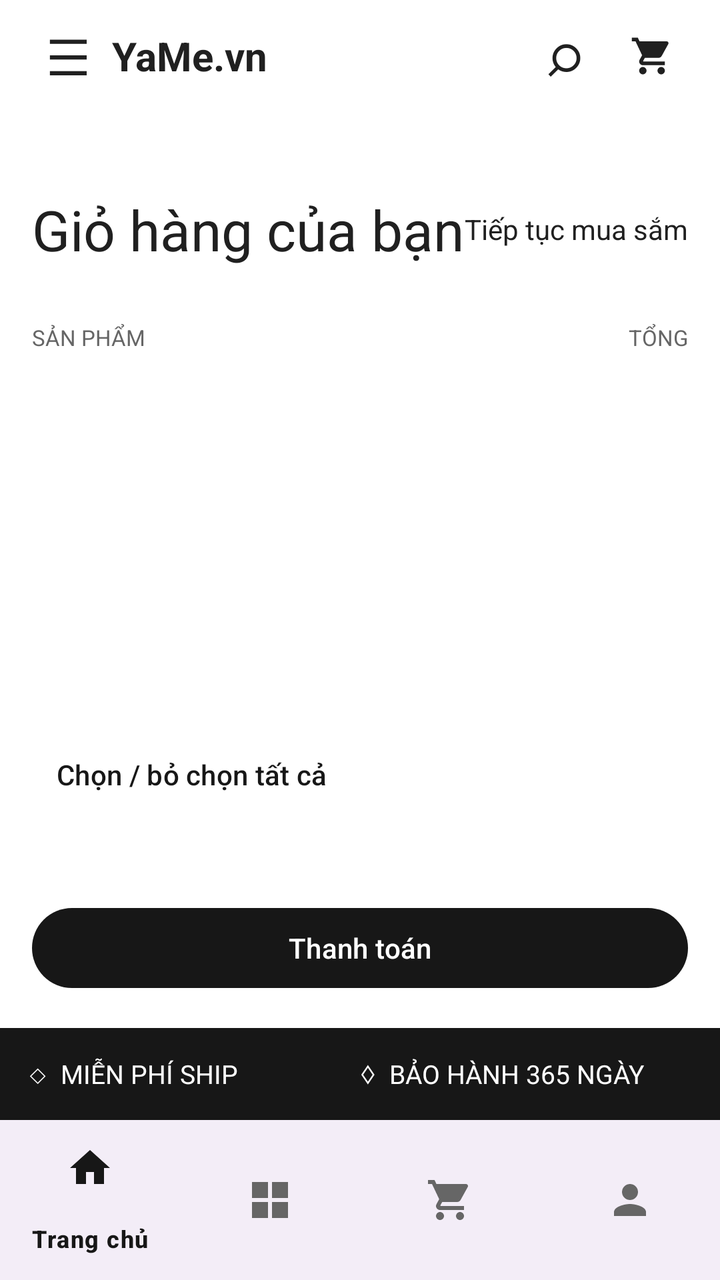
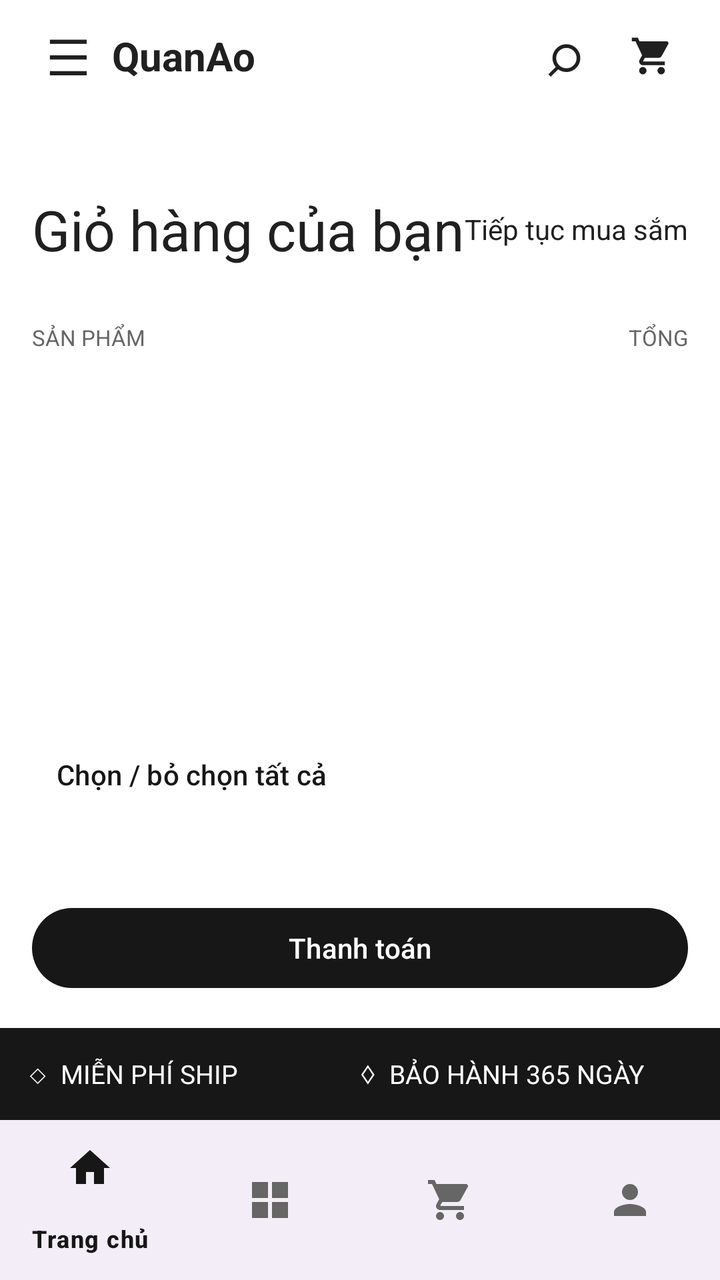

The first picture is an Android layout as it rendered before a commit; the second is the same layout after the commit. The layout source and the unified diff follow.
<!-- AndroidManifest.xml: application theme Theme.LoginPage -->
<!-- res/layout/activity_cart.xml -->
<?xml version="1.0" encoding="utf-8"?>
<LinearLayout xmlns:android="http://schemas.android.com/apk/res/android"
 xmlns:app="http://schemas.android.com/apk/res-auto"
 android:id="@+id/main" android:layout_width="match_parent"
 android:layout_height="match_parent" android:orientation="vertical"
 android:background="@color/white">
 <include layout="@layout/shop_header" />
 <LinearLayout android:layout_width="match_parent" android:layout_height="wrap_content"
  android:orientation="horizontal" android:gravity="center_vertical"
  android:padding="16dp" android:layout_marginTop="24dp">
  <TextView android:layout_width="0dp" android:layout_height="wrap_content"
   android:layout_weight="1" android:text="Giỏ hàng của bạn"
   android:textSize="28sp" android:textColor="@color/text_primary" />
  <TextView android:id="@+id/continueShopping" android:layout_width="wrap_content"
   android:layout_height="wrap_content" android:text="Tiếp tục mua sắm"
   android:textColor="@color/text_primary" />
 </LinearLayout>
 <LinearLayout android:layout_width="match_parent" android:layout_height="wrap_content"
  android:orientation="horizontal" android:paddingHorizontal="16dp"
  android:paddingVertical="12dp">
  <TextView android:layout_width="0dp" android:layout_height="wrap_content"
   android:layout_weight="1" android:text="SẢN PHẨM"
   android:textSize="11sp" android:textColor="@color/text_secondary" />
  <TextView android:layout_width="wrap_content" android:layout_height="wrap_content"
   android:text="TỔNG" android:textSize="11sp" android:textColor="@color/text_secondary" />
 </LinearLayout>
 <ListView android:id="@+id/lvCart" android:layout_width="match_parent"
  android:layout_height="0dp" android:layout_weight="1"
  android:paddingHorizontal="12dp" android:divider="@android:color/transparent"
  android:dividerHeight="8dp" />
 <TextView android:id="@+id/tvEmptyCart" android:layout_width="match_parent"
  android:layout_height="0dp" android:layout_weight="1" android:gravity="center"
  android:text="Giỏ hàng đang trống" android:visibility="gone" />
 <LinearLayout android:layout_width="match_parent" android:layout_height="wrap_content"
  android:orientation="vertical" android:padding="16dp">
  <com.google.android.material.button.MaterialButton android:id="@+id/btnSelectAll"
   style="@style/Widget.Material3.Button.TextButton"
   android:layout_width="wrap_content" android:layout_height="wrap_content"
   android:text="Chọn / bỏ chọn tất cả" />
  <TextView android:id="@+id/tvCartTotal" android:layout_width="match_parent"
   android:layout_height="wrap_content" android:gravity="end" android:textSize="17sp"
   android:textColor="@color/text_primary" />
  <com.google.android.material.button.MaterialButton android:id="@+id/btnCheckout"
   android:layout_width="match_parent" android:layout_height="wrap_content"
   android:layout_marginTop="16dp" android:text="Thanh toán" />
 </LinearLayout>
 <LinearLayout android:layout_width="match_parent" android:layout_height="wrap_content"
  android:orientation="horizontal" android:background="@color/black"
  android:padding="14dp">
  <TextView android:layout_width="0dp" android:layout_height="wrap_content"
   android:layout_weight="1" android:text="◇  MIỄN PHÍ SHIP"
   android:textColor="@color/white" android:textSize="13sp" />
  <TextView android:layout_width="0dp" android:layout_height="wrap_content"
   android:layout_weight="1" android:text="♢  BẢO HÀNH 365 NGÀY"
   android:textColor="@color/white" android:textSize="13sp" />
 </LinearLayout>
 <com.google.android.material.bottomnavigation.BottomNavigationView
  android:id="@+id/cartBottomNavigation" android:layout_width="match_parent"
  android:layout_height="wrap_content" app:menu="@menu/bottom_nav_menu"
  app:itemIconTint="@color/bottom_nav_color" app:itemTextColor="@color/bottom_nav_color" />
</LinearLayout>
<!-- res/layout/shop_header.xml (included above) -->
<?xml version="1.0" encoding="utf-8"?>
<LinearLayout xmlns:android="http://schemas.android.com/apk/res/android"
 xmlns:app="http://schemas.android.com/apk/res-auto"
 android:layout_width="match_parent" android:layout_height="56dp"
 android:orientation="horizontal" android:gravity="center_vertical"
 android:paddingHorizontal="12dp" android:background="@color/white">
 <TextView android:id="@+id/headerMenu" android:layout_width="44dp"
  android:layout_height="match_parent" android:gravity="center" android:text="☰"
  android:textSize="25sp" android:textColor="@color/text_primary"
  android:contentDescription="Mở menu" />
 <TextView android:id="@+id/headerBrand" android:layout_width="0dp" android:layout_height="wrap_content"
  android:layout_weight="1" android:text="YaMe.vn" android:textSize="20sp"
  android:textStyle="bold" android:textColor="@color/text_primary" />
 <TextView android:id="@+id/headerSearch" android:layout_width="44dp"
  android:layout_height="match_parent" android:gravity="center" android:text="⌕"
  android:textSize="30sp" android:textColor="@color/text_primary"
  android:contentDescription="Tìm kiếm" />
 <ImageView android:id="@+id/headerCart" android:layout_width="44dp"
  android:layout_height="44dp" android:padding="11dp" android:src="@drawable/ic_cart_white"
  app:tint="@color/text_primary" android:contentDescription="Giỏ hàng" />
</LinearLayout>
<!-- resources referenced by this layout -->
<resources>
  <color name="black">#FF171717</color>
  <color name="text_primary">#202020</color>
  <color name="text_secondary">#666666</color>
  <color name="white">#FFFFFFFF</color>
  <!-- drawable ic_cart_white (drawable) -->
  <?xml version="1.0" encoding="utf-8"?>
  <vector xmlns:android="http://schemas.android.com/apk/res/android"
      android:width="24dp"
      android:height="24dp"
      android:viewportWidth="24"
      android:viewportHeight="24">
      <path
          android:fillColor="@color/white"
          android:pathData="M7,18c-1.1,0 -1.99,0.9 -1.99,2S5.9,22 7,22s2,-0.9 2,-2 -0.9,-2 -2,-2zM1,2v2h2l3.6,7.59 -1.35,2.45c-0.16,0.28 -0.25,0.61 -0.25,0.96 0,1.1 0.9,2 2,2h12v-2H7.42c-0.14,0 -0.25,-0.11 -0.25,-0.25l0.03,-0.12 0.9,-1.63h7.45c0.75,0 1.41,-0.41 1.75,-1.03l3.58,-6.49c0.08,-0.14 0.12,-0.31 0.12,-0.48 0,-0.55 -0.45,-1 -1,-1H5.21l-0.94,-2H1zM17,18c-1.1,0 -1.99,0.9 -1.99,2s0.89,2 1.99,2 2,-0.9 2,-2 -0.9,-2 -2,-2z" />
  </vector>
  <style name="Theme.LoginPage" parent="Base.Theme.LoginPage" />
  <style name="Base.Theme.LoginPage" parent="Theme.Material3.DayNight.NoActionBar">
          <item name="colorPrimary">@color/shopee_orange</item>
          <item name="colorOnPrimary">@color/white</item>
          <item name="colorSurface">@color/white</item>
          <item name="colorOnSurface">@color/text_primary</item>
      </style>
  <color name="shopee_orange">#171717</color>
</resources>

<!-- the commit's change to res/layout/activity_cart.xml (unified diff, before → after) -->
@@ -1,83 +1,168 @@
 <?xml version="1.0" encoding="utf-8"?>
-<LinearLayout xmlns:android="http://schemas.android.com/apk/res/android"
- xmlns:app="http://schemas.android.com/apk/res-auto"
- android:id="@+id/main" android:layout_width="match_parent"
- android:layout_height="match_parent" android:orientation="vertical"
- android:background="@color/white">
- <include layout="@layout/shop_header" />
- <LinearLayout android:layout_width="match_parent" android:layout_height="wrap_content"
-  android:orientation="horizontal" android:gravity="center_vertical"
-  android:padding="16dp" android:layout_marginTop="24dp">
-  <TextView android:layout_width="0dp" android:layout_height="wrap_content"
-   android:layout_weight="1" android:text="Giỏ hàng của bạn"
-   android:textSize="28sp" android:textColor="@color/text_primary" />
-  <TextView android:id="@+id/continueShopping" android:layout_width="wrap_content"
-   android:layout_height="wrap_content" android:text="Tiếp tục mua sắm"
-   android:textColor="@color/text_primary" />
- </LinearLayout>
- <LinearLayout android:layout_width="match_parent" android:layout_height="wrap_content"
-  android:orientation="horizontal" android:paddingHorizontal="16dp"
-  android:paddingVertical="12dp">
-  <TextView android:layout_width="0dp" android:layout_height="wrap_content"
-   android:layout_weight="1" android:text="SẢN PHẨM"
-   android:textSize="11sp" android:textColor="@color/text_secondary" />
-  <TextView android:layout_width="wrap_content" android:layout_height="wrap_content"
-   android:text="TỔNG" android:textSize="11sp" android:textColor="@color/text_secondary" />
- </LinearLayout>
- <ListView android:id="@+id/lvCart" android:layout_width="match_parent"
-  android:layout_height="0dp" android:layout_weight="1"
-  android:paddingHorizontal="12dp" android:divider="@android:color/transparent"
-  android:dividerHeight="8dp" />
- <TextView android:id="@+id/tvEmptyCart" android:layout_width="match_parent"
-  android:layout_height="0dp" android:layout_weight="1" android:gravity="center"
-  android:text="Giỏ hàng đang trống" android:visibility="gone" />
- <LinearLayout android:layout_width="match_parent" android:layout_height="wrap_content"
-  android:orientation="vertical" android:padding="16dp">
-  <com.google.android.material.button.MaterialButton android:id="@+id/btnSelectAll"
-   style="@style/Widget.Material3.Button.TextButton"
-   android:layout_width="wrap_content" android:layout_height="wrap_content"
-   android:text="Chọn / bỏ chọn tất cả" />
-  <TextView android:id="@+id/tvCartTotal" android:layout_width="match_parent"
-   android:layout_height="wrap_content" android:gravity="end" android:textSize="17sp"
-   android:textColor="@color/text_primary" />
-  <com.google.android.material.button.MaterialButton android:id="@+id/btnCheckout"
-   android:layout_width="match_parent" android:layout_height="wrap_content"
-   android:layout_marginTop="16dp" android:text="Thanh toán" />
- </LinearLayout>
- <LinearLayout android:layout_width="match_parent" android:layout_height="wrap_content"
-  android:orientation="horizontal" android:background="@color/black"
-  android:padding="14dp">
-  <TextView android:layout_width="0dp" android:layout_height="wrap_content"
-   android:layout_weight="1" android:text="◇  MIỄN PHÍ SHIP"
-   android:textColor="@color/white" android:textSize="13sp" />
-  <TextView android:layout_width="0dp" android:layout_height="wrap_content"
-   android:layout_weight="1" android:text="♢  BẢO HÀNH 365 NGÀY"
-   android:textColor="@color/white" android:textSize="13sp" />
- </LinearLayout>
- <com.google.android.material.bottomnavigation.BottomNavigationView
-  android:id="@+id/cartBottomNavigation" android:layout_width="match_parent"
-  android:layout_height="wrap_content" app:menu="@menu/bottom_nav_menu"
-  app:itemIconTint="@color/bottom_nav_color" app:itemTextColor="@color/bottom_nav_color" />
+<LinearLayout
+    xmlns:android="http://schemas.android.com/apk/res/android"
+    xmlns:app="http://schemas.android.com/apk/res-auto"
+    android:id="@+id/main"
+    android:layout_width="match_parent"
+    android:layout_height="match_parent"
+    android:orientation="vertical"
+    android:background="@color/white">
+    <include layout="@layout/shop_header" />
+    <LinearLayout
+        android:layout_width="match_parent"
+        android:layout_height="wrap_content"
+        android:orientation="horizontal"
+        android:gravity="center_vertical"
+        android:padding="16dp"
+        android:layout_marginTop="24dp">
+        <TextView
+            android:layout_width="0dp"
+            android:layout_height="wrap_content"
+            android:layout_weight="1"
+            android:text="Giỏ hàng của bạn"
+            android:textSize="28sp"
+            android:textColor="@color/text_primary" />
+        <TextView
+            android:id="@+id/continueShopping"
+            android:layout_width="wrap_content"
+            android:layout_height="wrap_content"
+            android:text="Tiếp tục mua sắm"
+            android:textColor="@color/text_primary" />
+    </LinearLayout>
+    <LinearLayout
+        android:layout_width="match_parent"
+        android:layout_height="wrap_content"
+        android:orientation="horizontal"
+        android:paddingHorizontal="16dp"
+        android:paddingVertical="12dp">
+        <TextView
+            android:layout_width="0dp"
+            android:layout_height="wrap_content"
+            android:layout_weight="1"
+            android:text="SẢN PHẨM"
+            android:textSize="11sp"
+            android:textColor="@color/text_secondary" />
+        <TextView
+            android:layout_width="wrap_content"
+            android:layout_height="wrap_content"
+            android:text="TỔNG"
+            android:textSize="11sp"
+            android:textColor="@color/text_secondary" />
+    </LinearLayout>
+    <ListView
+        android:id="@+id/lvCart"
+        android:layout_width="match_parent"
+        android:layout_height="0dp"
+        android:layout_weight="1"
+        android:paddingHorizontal="12dp"
+        android:divider="@android:color/transparent"
+        android:dividerHeight="8dp" />
+    <TextView
+        android:id="@+id/tvEmptyCart"
+        android:layout_width="match_parent"
+        android:layout_height="0dp"
+        android:layout_weight="1"
+        android:gravity="center"
+        android:text="Giỏ hàng đang trống"
+        android:visibility="gone" />
+    <LinearLayout
+        android:layout_width="match_parent"
+        android:layout_height="wrap_content"
+        android:orientation="vertical"
+        android:padding="16dp">
+        <com.google.android.material.button.MaterialButton
+            android:id="@+id/btnSelectAll"
+            style="@style/Widget.Material3.Button.TextButton"
+            android:layout_width="wrap_content"
+            android:layout_height="wrap_content"
+            android:text="Chọn / bỏ chọn tất cả" />
+        <TextView
+            android:id="@+id/tvCartTotal"
+            android:layout_width="match_parent"
+            android:layout_height="wrap_content"
+            android:gravity="end"
+            android:textSize="17sp"
+            android:textColor="@color/text_primary" />
+        <com.google.android.material.button.MaterialButton
+            android:id="@+id/btnCheckout"
+            android:layout_width="match_parent"
+            android:layout_height="wrap_content"
+            android:layout_marginTop="16dp"
+            android:text="Thanh toán" />
+    </LinearLayout>
+    <LinearLayout
+        android:layout_width="match_parent"
+        android:layout_height="wrap_content"
+        android:orientation="horizontal"
+        android:background="@color/black"
+        android:padding="14dp">
+        <TextView
+            android:layout_width="0dp"
+            android:layout_height="wrap_content"
+            android:layout_weight="1"
+            android:text="◇  MIỄN PHÍ SHIP"
+            android:textColor="@color/white"
+            android:textSize="13sp" />
+        <TextView
+            android:layout_width="0dp"
+            android:layout_height="wrap_content"
+            android:layout_weight="1"
+            android:text="♢  BẢO HÀNH 365 NGÀY"
+            android:textColor="@color/white"
+            android:textSize="13sp" />
+    </LinearLayout>
+    <com.google.android.material.bottomnavigation.BottomNavigationView
+        android:id="@+id/cartBottomNavigation"
+        android:layout_width="match_parent"
+        android:layout_height="wrap_content"
+        app:menu="@menu/bottom_nav_menu"
+        app:itemIconTint="@color/bottom_nav_color"
+        app:itemTextColor="@color/bottom_nav_color" />
 </LinearLayout>
 <!-- res/layout/shop_header.xml (included above) -->
 <?xml version="1.0" encoding="utf-8"?>
-<LinearLayout xmlns:android="http://schemas.android.com/apk/res/android"
- xmlns:app="http://schemas.android.com/apk/res-auto"
- android:layout_width="match_parent" android:layout_height="56dp"
- android:orientation="horizontal" android:gravity="center_vertical"
- android:paddingHorizontal="12dp" android:background="@color/white">
- <TextView android:id="@+id/headerMenu" android:layout_width="44dp"
-  android:layout_height="match_parent" android:gravity="center" android:text="☰"
-  android:textSize="25sp" android:textColor="@color/text_primary"
-  android:contentDescription="Mở menu" />
- <TextView android:id="@+id/headerBrand" android:layout_width="0dp" android:layout_height="wrap_content"
-  android:layout_weight="1" android:text="YaMe.vn" android:textSize="20sp"
-  android:textStyle="bold" android:textColor="@color/text_primary" />
- <TextView android:id="@+id/headerSearch" android:layout_width="44dp"
-  android:layout_height="match_parent" android:gravity="center" android:text="⌕"
-  android:textSize="30sp" android:textColor="@color/text_primary"
-  android:contentDescription="Tìm kiếm" />
- <ImageView android:id="@+id/headerCart" android:layout_width="44dp"
-  android:layout_height="44dp" android:padding="11dp" android:src="@drawable/ic_cart_white"
-  app:tint="@color/text_primary" android:contentDescription="Giỏ hàng" />
+<LinearLayout
+    xmlns:android="http://schemas.android.com/apk/res/android"
+    xmlns:app="http://schemas.android.com/apk/res-auto"
+    android:layout_width="match_parent"
+    android:layout_height="56dp"
+    android:orientation="horizontal"
+    android:gravity="center_vertical"
+    android:paddingHorizontal="12dp"
+    android:background="@color/white">
+    <TextView
+        android:id="@+id/headerMenu"
+        android:layout_width="44dp"
+        android:layout_height="match_parent"
+        android:gravity="center"
+        android:text="☰"
+        android:textSize="25sp"
+        android:textColor="@color/text_primary"
+        android:contentDescription="Mở menu" />
+    <TextView
+        android:id="@+id/headerBrand"
+        android:layout_width="0dp"
+        android:layout_height="wrap_content"
+        android:layout_weight="1"
+        android:text="@string/app_name"
+        android:textSize="20sp"
+        android:textStyle="bold"
+        android:textColor="@color/text_primary" />
+    <TextView
+        android:id="@+id/headerSearch"
+        android:layout_width="44dp"
+        android:layout_height="match_parent"
+        android:gravity="center"
+        android:text="⌕"
+        android:textSize="30sp"
+        android:textColor="@color/text_primary"
+        android:contentDescription="Tìm kiếm" />
+    <ImageView
+        android:id="@+id/headerCart"
+        android:layout_width="44dp"
+        android:layout_height="44dp"
+        android:padding="11dp"
+        android:src="@drawable/ic_cart_white"
+        app:tint="@color/text_primary"
+        android:contentDescription="Giỏ hàng" />
 </LinearLayout>
<!-- resource entries referenced after the edit -->
@@ -15,6 +15,7 @@
           android:fillColor="@color/white"
           android:pathData="M7,18c-1.1,0 -1.99,0.9 -1.99,2S5.9,22 7,22s2,-0.9 2,-2 -0.9,-2 -2,-2zM1,2v2h2l3.6,7.59 -1.35,2.45c-0.16,0.28 -0.25,0.61 -0.25,0.96 0,1.1 0.9,2 2,2h12v-2H7.42c-0.14,0 -0.25,-0.11 -0.25,-0.25l0.03,-0.12 0.9,-1.63h7.45c0.75,0 1.41,-0.41 1.75,-1.03l3.58,-6.49c0.08,-0.14 0.12,-0.31 0.12,-0.48 0,-0.55 -0.45,-1 -1,-1H5.21l-0.94,-2H1zM17,18c-1.1,0 -1.99,0.9 -1.99,2s0.89,2 1.99,2 2,-0.9 2,-2 -0.9,-2 -2,-2z" />
   </vector>
+  <string name="app_name">QuanAo</string>
   <style name="Theme.LoginPage" parent="Base.Theme.LoginPage" />
   <style name="Base.Theme.LoginPage" parent="Theme.Material3.DayNight.NoActionBar">
           <item name="colorPrimary">@color/shopee_orange</item>
